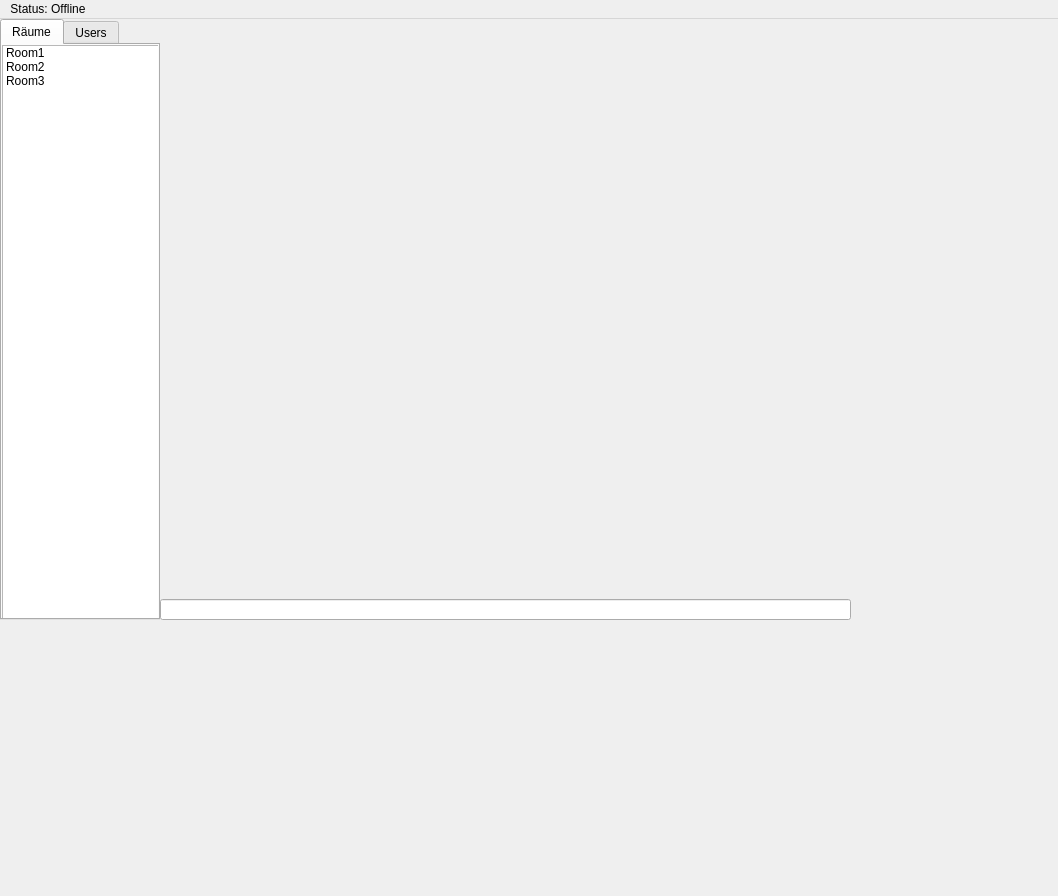
Above: Client/Chris/GUI/untitled.ui from Gamefors/ChatProgram before the change. Below: the same form after it.
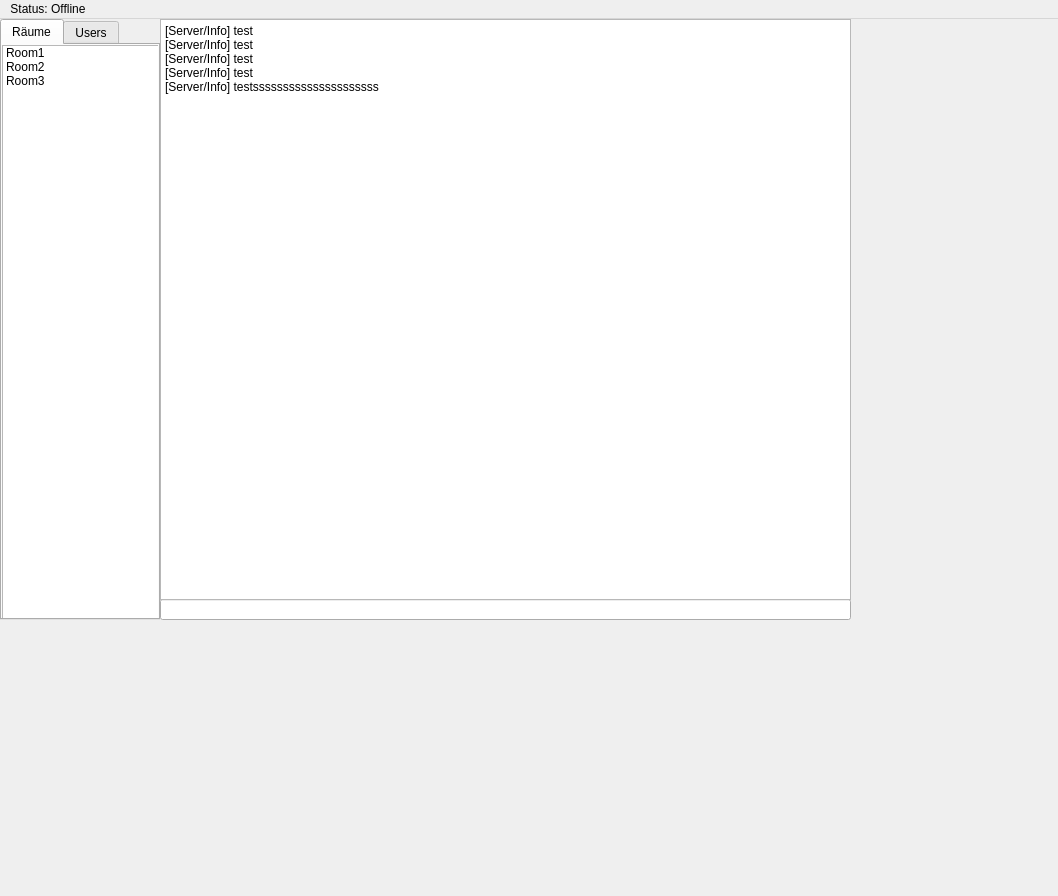
That is the form after the change. Icons and pictures are not drawn.

```diff
--- a/Client/Chris/GUI/untitled.ui
+++ b/Client/Chris/GUI/untitled.ui
@@ -31,6 +31,9 @@
     <bool>true</bool>
    </property>
    <widget class="QWidget" name="verticalLayoutWidget_2">
+    <property name="enabled">
+     <bool>true</bool>
+    </property>
     <property name="geometry">
      <rect>
       <x>160</x>
@@ -42,6 +45,9 @@
     <layout class="QVBoxLayout" name="verticalLayout_2">
      <item>
       <widget class="QLineEdit" name="lineEdit">
+       <property name="enabled">
+        <bool>true</bool>
+       </property>
        <property name="text">
         <string/>
        </property>
@@ -53,6 +59,9 @@
     </layout>
    </widget>
    <widget class="QWidget" name="verticalLayoutWidget_3">
+    <property name="enabled">
+     <bool>true</bool>
+    </property>
     <property name="geometry">
      <rect>
       <x>160</x>
@@ -61,7 +70,29 @@
       <height>581</height>
      </rect>
     </property>
-    <layout class="QVBoxLayout" name="verticalLayout_3"/>
+    <layout class="QVBoxLayout" name="verticalLayout_3">
+     <item>
+      <widget class="QPlainTextEdit" name="plainTextEdit">
+       <property name="enabled">
+        <bool>true</bool>
+       </property>
+       <property name="readOnly">
+        <bool>true</bool>
+       </property>
+       <property name="plainText">
+        <string>[Server/Info] test
+[Server/Info] test
+[Server/Info] test
+[Server/Info] test
+[Server/Info] testsssssssssssssssssssss
+ </string>
+       </property>
+       <property name="maximumBlockCount">
+        <number>6</number>
+       </property>
+      </widget>
+     </item>
+    </layout>
    </widget>
    <widget class="QWidget" name="horizontalLayoutWidget_2">
     <property name="geometry">
```
Left out of the diff: 6 changed lines with no effect on the pictures.
